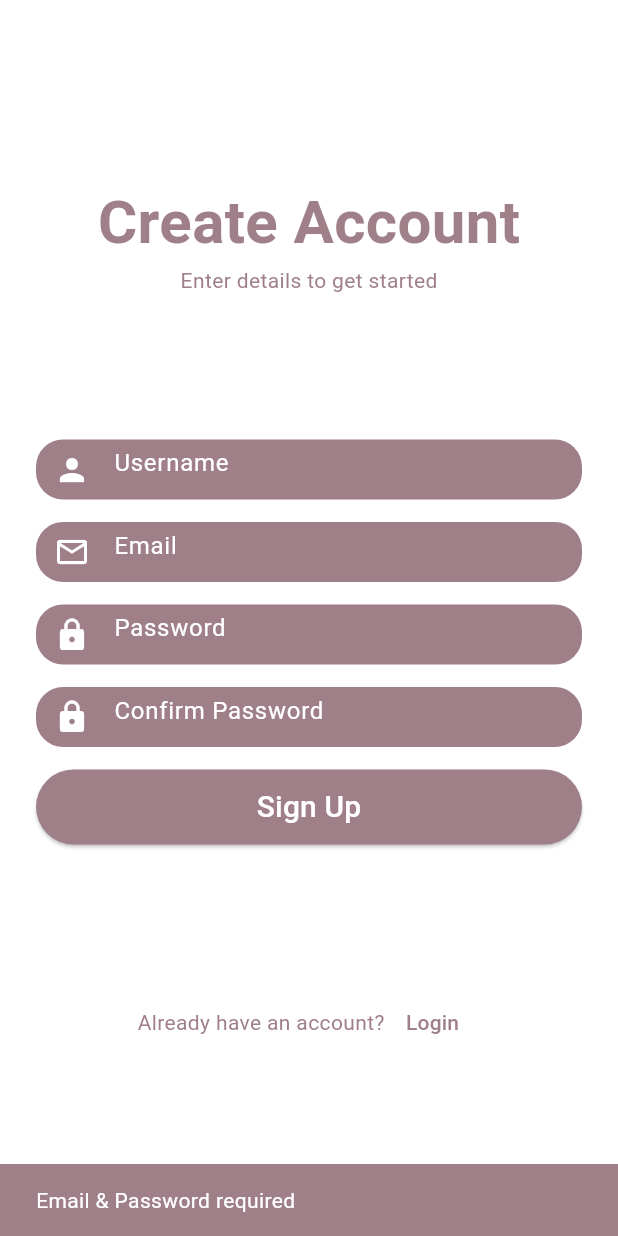
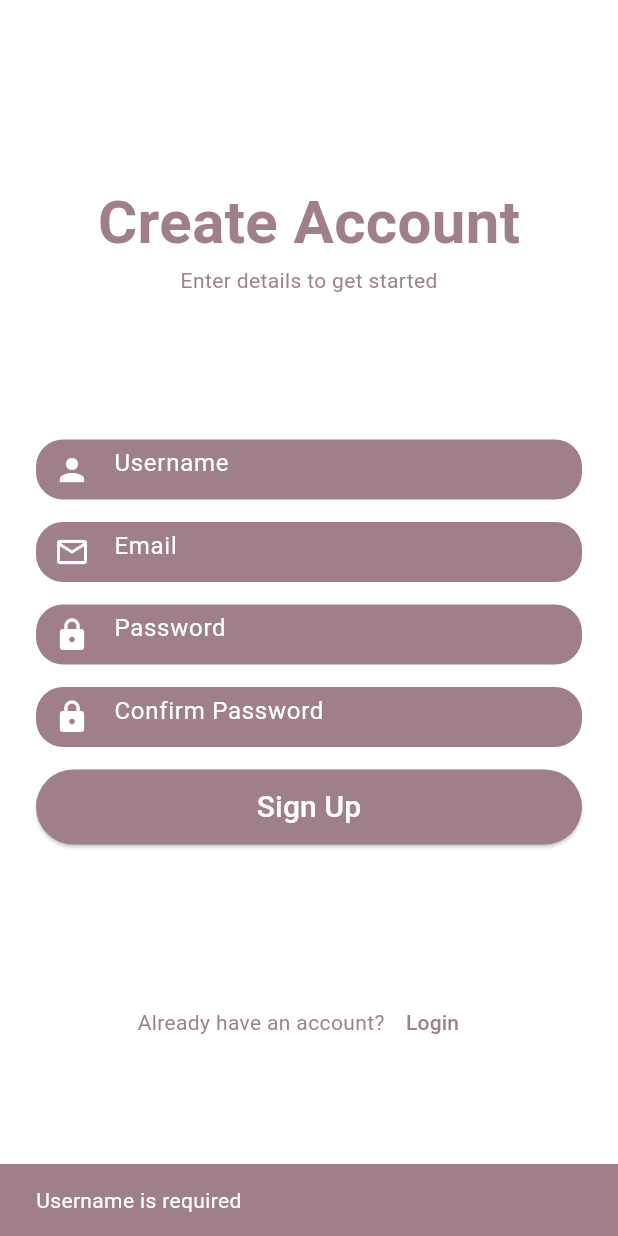
Before and after one commit to Medha1824/Loopwear, a Flutter app: the SignUpScreen screen opened directly, after a tap on "Sign Up", on a phone screen of 412 x 824 dp. Run offline on Flutter 3.47's test engine with Material 3 defaults, Android fonts, the light colour scheme and no system bars; our stand-ins replace cloud_firestore, firebase_auth, firebase_core, get, get_storage; accounts and stored records are empty; network calls fail.

```diff
--- a/lib/sign_up_screen.dart
+++ b/lib/sign_up_screen.dart
@@ -34,6 +34,14 @@ class _SignUpScreenState extends State<SignUpScreen> {
   TextEditingController confirmpassword= TextEditingController();
 
   Future<void> register() async {
+    if (username.text.isEmpty) {
+      ScaffoldMessenger.of(context).showSnackBar(
+        SnackBar(backgroundColor:const Color(0xFF9F7F88),
+              content: Text("Username is required",
+                  style: TextStyle(color: Colors.white),),),
+      );
+      return;
+    }
     if (email.text.isEmpty || password.text.isEmpty) {
       ScaffoldMessenger.of(context).showSnackBar(
         SnackBar(backgroundColor:const Color(0xFF9F7F88),
@@ -42,7 +50,14 @@ class _SignUpScreenState extends State<SignUpScreen> {
       ),);
       return;
     }
-
+    if (password.text != confirmpassword.text) {
+      ScaffoldMessenger.of(context).showSnackBar(
+        SnackBar(backgroundColor:const Color(0xFF9F7F88),
+            content: Text("Passwords do not match",
+              style: TextStyle(color: Colors.white),),),
+      );
+      return;
+    }
     try {
       final userCredential = await signUp(email.text, password.text);
 
@@ -62,9 +77,6 @@ class _SignUpScreenState extends State<SignUpScreen> {
         box.write('username', username.text);
         box.write('email', email.text);
       }
-
-
-
       Navigator.pushReplacement(
         context,
         MaterialPageRoute(builder: (context) => MyHomePage()),
```
Also changed, not shown: lib/forgot.dart (added, +106 -0 lines), lib/login_screen.dart (+9 -1 lines).
